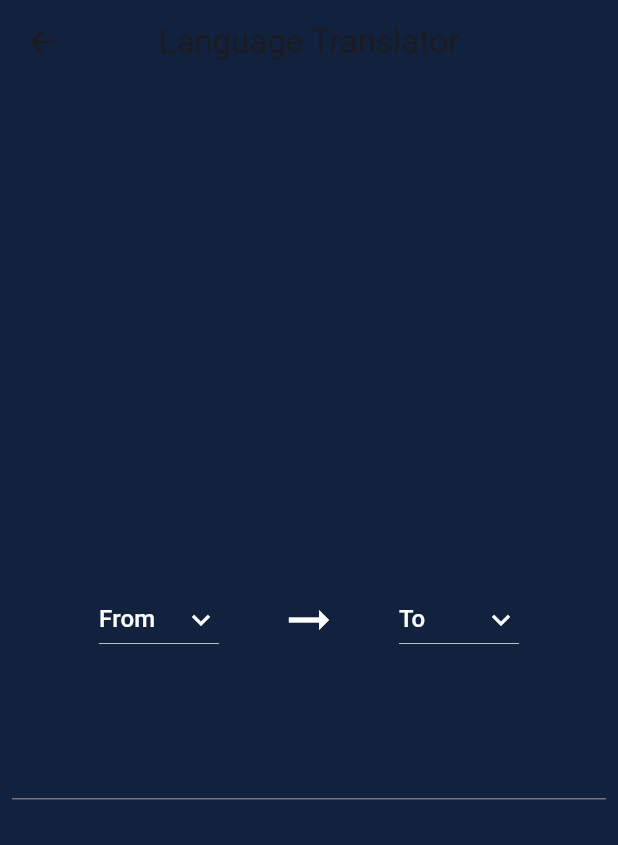
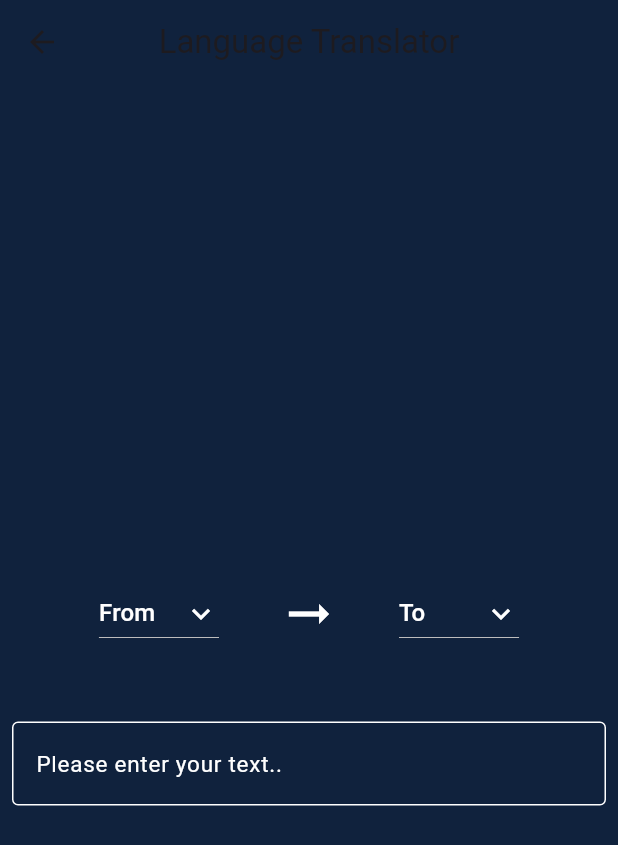
Before and after one commit to Hirun4/Translate-APP, a Flutter app: the LanguageTranslationPage screen opened directly, on a phone screen of 412 x 824 dp. Shown: the top 845 px of the screen. Run offline on Flutter 3.47's test engine with Material 3 defaults, Android fonts, the phone set to English and light mode, and no system bars; statements that could not run were skipped.

Commit message:
input decoration

```diff
--- a/lib/language_translation.dart
+++ b/lib/language_translation.dart
@@ -100,6 +100,22 @@ class _LanguageTranslationPageState extends State<LanguageTranslationPage> {
                   cursorColor: Colors.white,
                   autofocus: false,
                   style: TextStyle(color: Colors.white),
+                  decoration: InputDecoration(
+                    labelText: 'Please enter your text..',
+                    labelStyle: TextStyle(fontSize: 15, color: Colors.white),
+                    border: OutlineInputBorder(
+                        borderSide: BorderSide(color: Colors.white, width: 1)),
+                    enabledBorder: OutlineInputBorder(
+                      borderSide: BorderSide(color: Colors.white, width: 1),
+                    ),
+                    errorStyle: TextStyle(color: Colors.red, fontSize: 15),
+                  ),
+                  controller: languageController,
+                  validator: (value) {
+                    if (value == null || value.isEmpty) {
+                      return 'please enter text to translate';
+                    }
+                  },
                 ),
               )
             ],
```
